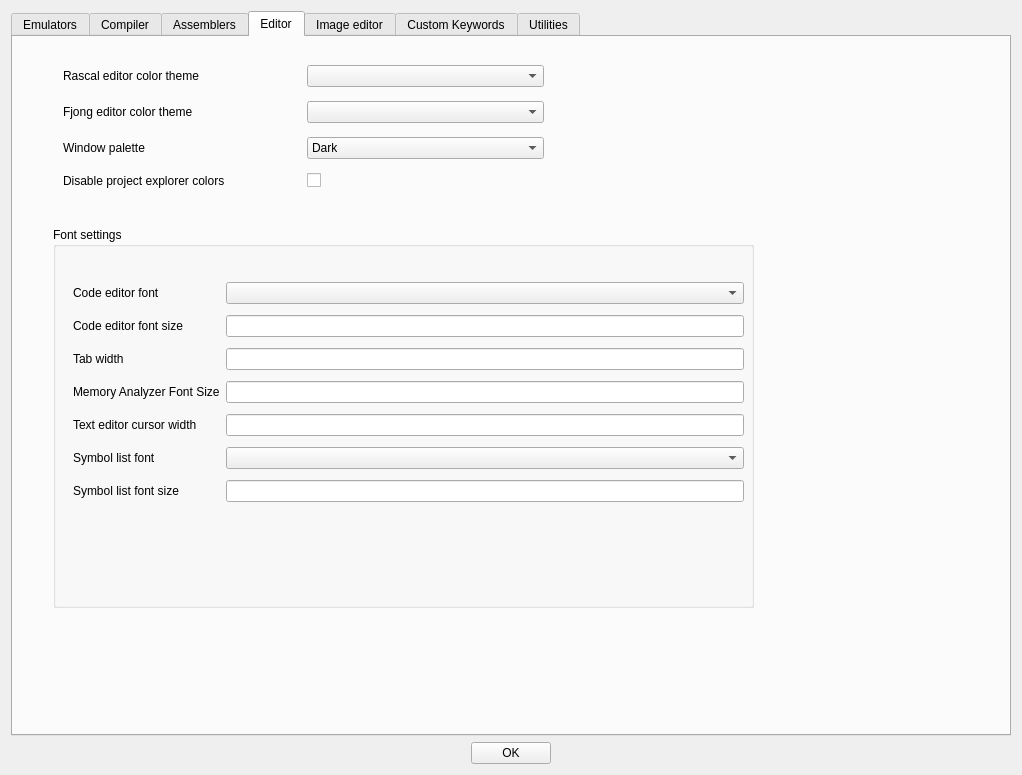
This is source/dialogtrsesettings.ui in leuat/TRSE as Qt 5 draws it before an edit. The edited form follows.
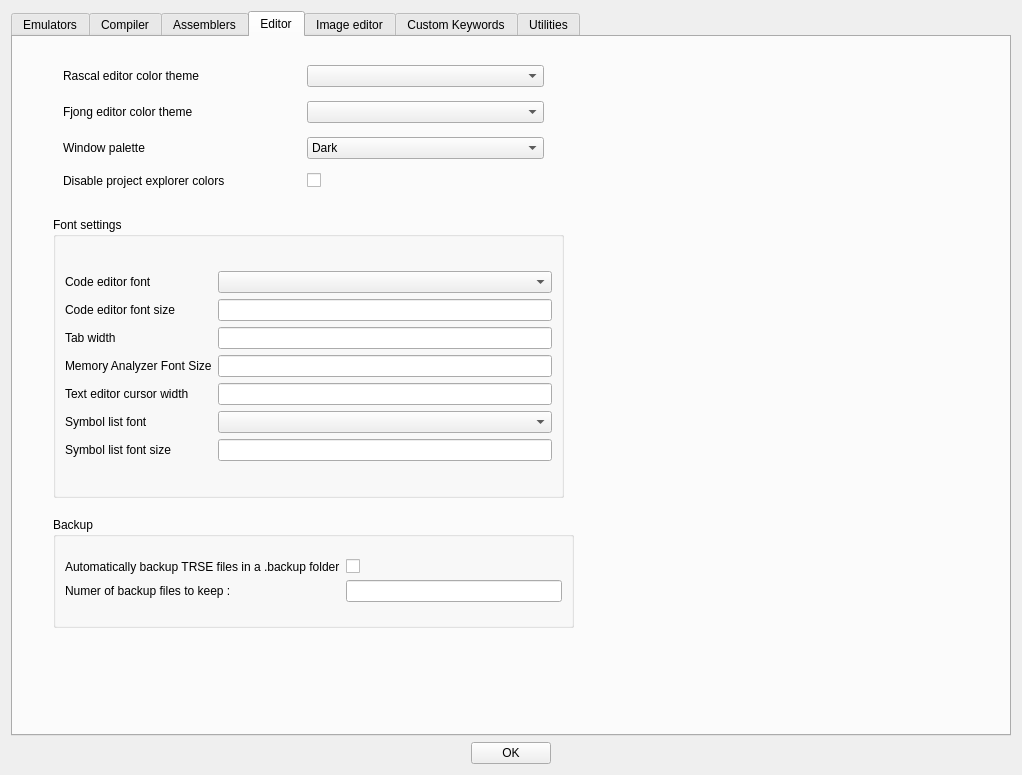
This is the edited form. The open tabs and pages were chosen to show the change.

Patch:
```diff
--- a/source/dialogtrsesettings.ui
+++ b/source/dialogtrsesettings.ui
@@ -859,23 +859,16 @@
          <property name="geometry">
           <rect>
            <x>40</x>
-           <y>190</y>
-           <width>701</width>
-           <height>381</height>
+           <y>180</y>
+           <width>511</width>
+           <height>281</height>
           </rect>
          </property>
          <property name="title">
           <string>Font settings</string>
          </property>
-         <widget class="QWidget" name="gridLayoutWidget_2">
-          <property name="geometry">
-           <rect>
-            <x>20</x>
-            <y>50</y>
-            <width>671</width>
-            <height>234</height>
-           </rect>
-          </property>
+         <layout class="QGridLayout" name="gridLayout_21">
+          <item row="0" column="0">
           <layout class="QGridLayout" name="gridLayout_4">
            <item row="1" column="1">
             <widget class="QLineEdit" name="leFontSize">
@@ -968,7 +961,8 @@
             </widget>
            </item>
           </layout>
-         </widget>
+          </item>
+         </layout>
         </widget>
         <widget class="QWidget" name="gridLayoutWidget_4">
          <property name="geometry">
@@ -1037,6 +1031,49 @@
           </item>
          </layout>
         </widget>
+        <widget class="QGroupBox" name="groupBox_11">
+         <property name="geometry">
+          <rect>
+           <x>40</x>
+           <y>480</y>
+           <width>521</width>
+           <height>111</height>
+          </rect>
+         </property>
+         <property name="title">
+          <string>Backup</string>
+         </property>
+         <layout class="QGridLayout" name="gridLayout_23">
+          <item row="0" column="0">
+           <layout class="QGridLayout" name="gridLayout_22" columnstretch="1,1" columnminimumwidth="1,1">
+            <item row="0" column="1">
+             <widget class="QCheckBox" name="chkBackup">
+              <property name="text">
+               <string/>
+              </property>
+             </widget>
+            </item>
+            <item row="0" column="0">
+             <widget class="QLabel" name="label_43">
+              <property name="text">
+               <string>Automatically backup TRSE files in a .backup folder</string>
+              </property>
+             </widget>
+            </item>
+            <item row="1" column="0">
+             <widget class="QLabel" name="label_44">
+              <property name="text">
+               <string>Numer of backup files to keep :</string>
+              </property>
+             </widget>
+            </item>
+            <item row="1" column="1">
+             <widget class="QLineEdit" name="leBackupFiles"/>
+            </item>
+           </layout>
+          </item>
+         </layout>
+        </widget>
        </widget>
        <widget class="QWidget" name="tab_5">
         <attribute name="title">
```
Left out of the diff: 2 changed lines with no effect on the pictures. Lines whose indentation alone changed are shown as unchanged.
